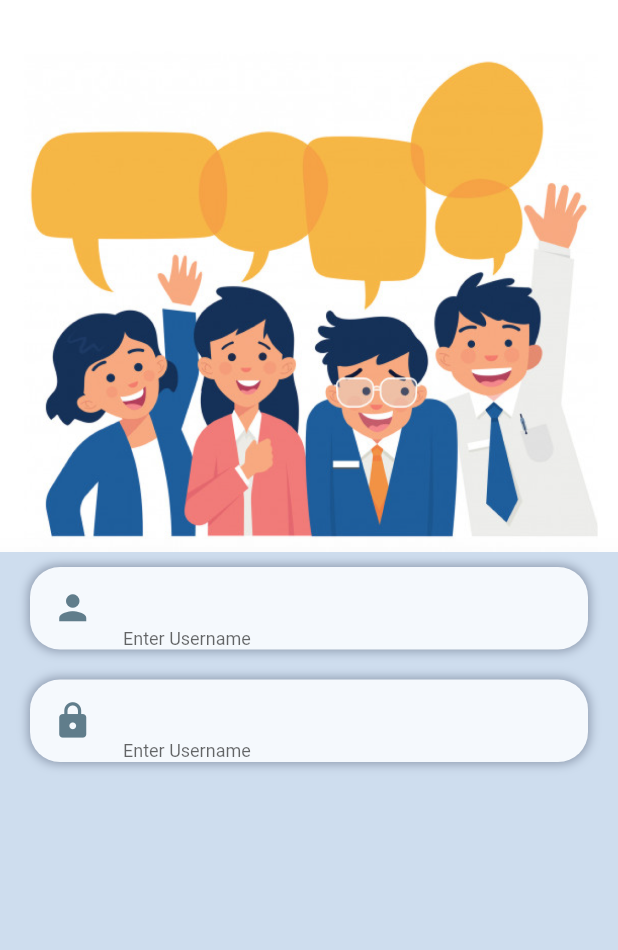
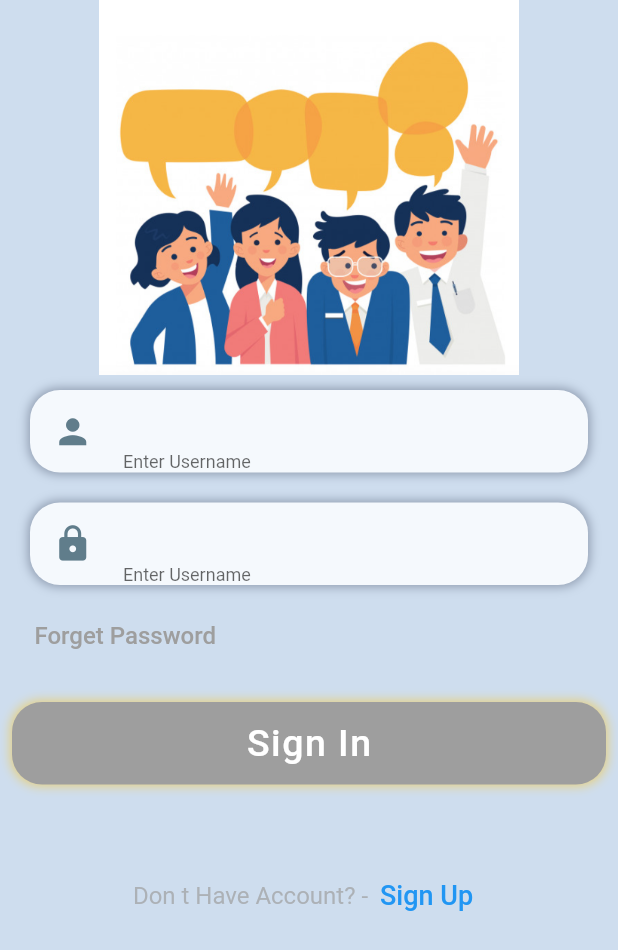
Before and after one commit to home-22/shopping_store_app, a Flutter app: the screen it shows after launch, on a phone screen of 412 x 824 dp. Shown: the top 950 px of the screen. Run offline on Flutter 3.47's test engine with Material 2 defaults, Android fonts, the light colour scheme and no system bars; missing offline and left inert: dart:ffi.

Commit message:
shoping_store_app

```diff
--- a/lib/main.dart
+++ b/lib/main.dart
@@ -1,4 +1,5 @@
 import 'package:flutter/material.dart';
+import 'package:shopping_store_app/pages/Home_Page.dart';
 import 'package:shopping_store_app/pages/Login_Page.dart';
 
 void main() {
@@ -18,6 +19,7 @@ class MyApp extends StatelessWidget {
       ),
       routes: {
         '/': (context) => const LoginPage(),
+        'HomePage': (context) => const HomePage(),
       },
     );
   }
--- /dev/null
+++ b/lib/pages/Home_Page.dart
@@ -0,0 +1,13 @@
+import 'package:flutter/cupertino.dart';
+import 'package:flutter/material.dart';
+import 'package:flutter/src/foundation/key.dart';
+import 'package:flutter/src/widgets/framework.dart';
+
+class HomePage extends StatelessWidget {
+  const HomePage({Key? key}) : super(key: key);
+
+  @override
+  Widget build(BuildContext context) {
+    return Scaffold();
+  }
+}
--- a/lib/pages/Login_Page.dart
+++ b/lib/pages/Login_Page.dart
@@ -17,7 +17,10 @@ class LoginPage extends StatelessWidget {
             children: [
               Padding(
                 padding: const EdgeInsets.symmetric(vertical: 0),
-                child: Image.asset('images/welcome.jpg'),
+                child: Image.asset(
+                  'images/welcome.jpg',
+                  height: 250,
+                ),
               ),
               Container(
                 margin:
@@ -89,6 +92,73 @@ class LoginPage extends StatelessWidget {
                   ],
                 ),
               ),
+              Container(
+                margin: EdgeInsets.only(left: 15),
+                alignment: Alignment.centerLeft,
+                child: TextButton(
+                  onPressed: () {},
+                  child: Text(
+                    'Forget Password',
+                    style: TextStyle(
+                        color: Colors.grey,
+                        fontSize: 16,
+                        fontWeight: FontWeight.w500),
+                  ),
+                ),
+              ),
+              SizedBox(height: 20), //40
+              InkWell(
+                onTap: () {
+                  Navigator.pushNamed(context, 'HomePage');
+                },
+                child: Container(
+                  alignment: Alignment.center,
+                  margin: EdgeInsets.symmetric(horizontal: 8),
+                  padding: EdgeInsets.symmetric(horizontal: 15),
+                  height: 55,
+                  width: double.infinity,
+                  decoration: BoxDecoration(
+                    color: Colors.grey,
+                    borderRadius: BorderRadius.circular(20),
+                    boxShadow: [
+                      BoxShadow(
+                        color: Colors.amber.withOpacity(0.5),
+                        blurRadius: 5,
+                        spreadRadius: 1,
+                      ),
+                    ],
+                  ),
+                  child: Text(
+                    'Sign In',
+                    style: TextStyle(
+                      fontSize: 25,
+                      fontWeight: FontWeight.w500,
+                      color: Colors.white,
+                      letterSpacing: 1,
+                    ),
+                  ),
+                ),
+              ),
+              SizedBox(height: 50), //50
+              Row(
+                mainAxisAlignment: MainAxisAlignment.center,
+                children: [
+                  Text(
+                    'Don t Have Account? -',
+                    style: TextStyle(
+                      color: Colors.grey.withOpacity(0.7),
+                      fontSize: 16,
+                    ),
+                  ),
+                  TextButton(
+                      onPressed: () {},
+                      child: Text(
+                        'Sign Up',
+                        style: TextStyle(
+                            fontSize: 18, fontWeight: FontWeight.w500),
+                      ))
+                ],
+              )
             ],
           ),
         ),
```
